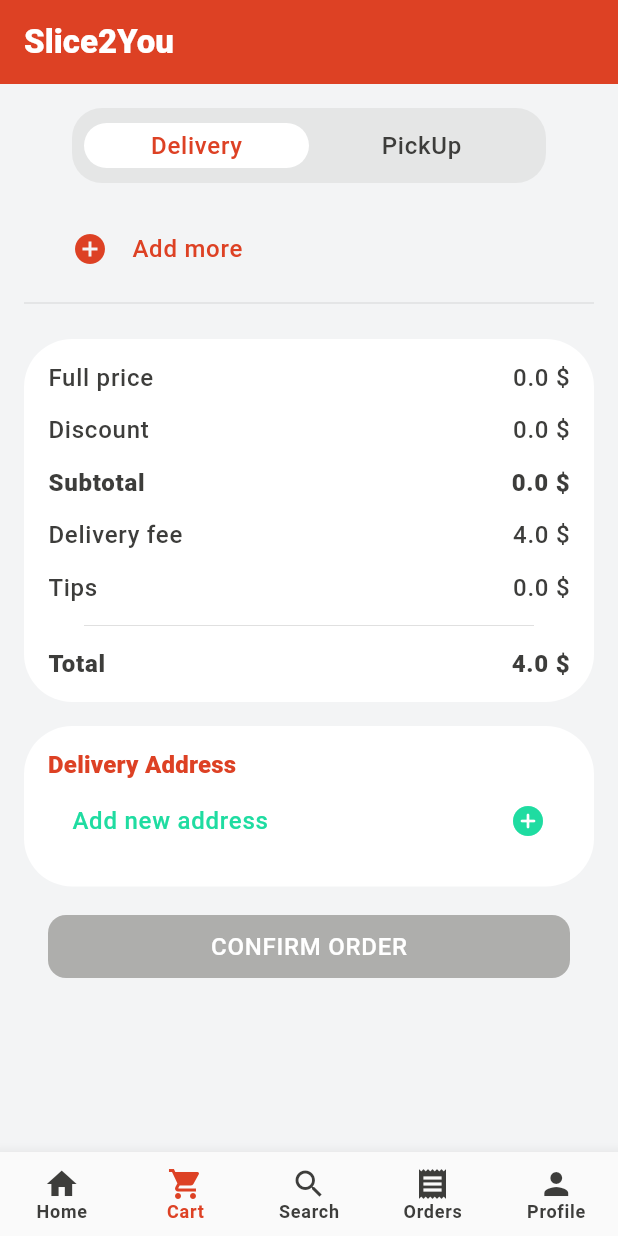
After one commit to Proiect-Colectiv-Pizza-Delivery/pizza_app, a Flutter app: the screen it shows after launch, item 2 of the bottom bar chosen, on a phone screen of 412 x 824 dp. The commit adds this screen. Run offline on Flutter 3.47's test engine with Material 2 defaults, Android fonts, the phone set to English and light mode, and no system bars; our stand-ins replace bloc, equatable, flutter_bloc, flutter_svg, google_fonts, input_quantity and 1 more.

Commit message:
added cart ui

```diff
--- a/lib/common/widgets/text_input_field.dart
+++ b/lib/common/widgets/text_input_field.dart
@@ -6,6 +6,7 @@ class TextInputField extends StatefulWidget {
   final String? labelText;
   final String? hintText;
   final bool isPasswordField;
+  final bool enabled;
   final FormFieldValidator<String>? validator;
   final TextEditingController? controller;
   final TextInputType? keyboardType;
@@ -23,6 +24,7 @@ class TextInputField extends StatefulWidget {
       {Key? key,
       this.labelText,
       this.hintText,
+        this.enabled = true,
       this.isPasswordField = false,
       this.keyboardType,
       this.textInputAction,
@@ -69,6 +71,7 @@ class _TextInputFieldState extends State<TextInputField> {
             ),
           ),
         TextFormField(
+          enabled: widget.enabled,
           inputFormatters: [
             LengthLimitingTextInputFormatter(widget.characterLimit),
             //disable space key
--- /dev/null
+++ b/lib/features/user/cart/bloc/cart_bloc.dart
@@ -0,0 +1,43 @@
+import 'dart:async';
+
+import 'package:bloc/bloc.dart';
+import 'package:equatable/equatable.dart';
+import 'package:pizza_app/data/domain/pizza.dart';
+
+part 'cart_event.dart';
+part 'cart_state.dart';
+
+class CartBloc extends Bloc<CartEvent, CartState> {
+  CartBloc() : super(const CartInitial({}, {})) {
+    on<AddToCart>(_onAddToCart);
+    on<RemoveFromCart>(_onRemoveFromCart);
+    on<AddAddress>(_onAddAddress);
+  }
+
+  FutureOr<void> _onAddToCart(AddToCart event, Emitter<CartState> emit) {
+    Map<Pizza, int> currentCart = Map.from(state.cartMap);
+    if(currentCart.containsKey(event.pizza)){
+      currentCart[event.pizza] = currentCart[event.pizza]! + event.quantity;
+    } else {
+      currentCart[event.pizza] = event.quantity;
+    }
+    emit(CartLoaded(currentCart, state.address));
+  }
+
+  FutureOr<void> _onRemoveFromCart(RemoveFromCart event, Emitter<CartState> emit) {
+    Map<Pizza, int> currentCart = Map.from(state.cartMap);
+    if(currentCart.containsKey(event.pizza)){
+      currentCart[event.pizza] = currentCart[event.pizza]! - event.quantity;
+      if(currentCart[event.pizza]! < 1){
+        currentCart.remove(event.pizza);
+      }
+    }
+    emit(CartLoaded(currentCart, state.address));
+  }
+
+  FutureOr<void> _onAddAddress(AddAddress event, Emitter<CartState> emit) {
+    Map<String, String> currentAddresses = Map.from(state.address);
+    currentAddresses[event.lineOne] = event.lineTwo;
+    emit(CartLoaded(state.cartMap, currentAddresses));
+  }
+}
--- /dev/null
+++ b/lib/features/user/cart/bloc/cart_event.dart
@@ -0,0 +1,37 @@
+part of 'cart_bloc.dart';
+
+abstract class CartEvent extends Equatable {
+  const CartEvent();
+}
+
+class AddToCart extends CartEvent {
+  final Pizza pizza;
+  final int quantity;
+
+  const AddToCart(this.pizza, this.quantity);
+
+  @override
+  List<Object?> get props => [pizza, quantity];
+}
+
+
+class AddAddress extends CartEvent {
+  final String lineOne;
+  final String lineTwo;
+
+  const AddAddress(this.lineOne, this.lineTwo);
+
+  @override
+  List<Object?> get props => [lineOne, lineTwo];
+}
+
+
+class RemoveFromCart extends CartEvent {
+  final Pizza pizza;
+  final int quantity;
+
+  const RemoveFromCart(this.pizza, this.quantity);
+
+  @override
+  List<Object?> get props => [pizza, quantity];
+}
--- /dev/null
+++ b/lib/features/user/cart/bloc/cart_state.dart
@@ -0,0 +1,23 @@
+part of 'cart_bloc.dart';
+
+abstract class CartState extends Equatable {
+  final Map<Pizza, int> cartMap;
+  final Map<String, String> address;
+
+  const CartState(this.cartMap, this.address);
+
+  @override
+  List<Object?> get props => [cartMap, address];
+}
+
+class CartInitial extends CartState {
+  const CartInitial(super.cartMap, super.address);
+}
+
+class CartLoading extends CartState {
+  const CartLoading(super.cartMap, super.address);
+}
+
+class CartLoaded extends CartState {
+  const CartLoaded(super.cartMap, super.address);
+}
--- /dev/null
+++ b/lib/features/user/cart/cart_screen.dart
@@ -0,0 +1,343 @@
+import 'package:flutter/material.dart';
+import 'package:flutter_bloc/flutter_bloc.dart';
+import 'package:flutter_svg/flutter_svg.dart';
+import 'package:pizza_app/common/theme/colors.dart';
+import 'package:pizza_app/common/theme/text_stylers.dart';
+import 'package:pizza_app/common/widgets/default_button.dart';
+import 'package:pizza_app/common/widgets/rounded_container.dart';
+import 'package:pizza_app/data/domain/pizza.dart';
+import 'package:pizza_app/features/user/cart/add_address_sheet.dart';
+import 'package:pizza_app/features/user/cart/bloc/cart_bloc.dart';
+import 'package:slider_button/slider_button.dart';
+
+class CartScreen extends StatefulWidget {
+  const CartScreen({super.key});
+
+  @override
+  State<CartScreen> createState() => _CartScreenState();
+}
+
+class _CartScreenState extends State<CartScreen> {
+  int pickupMethod = 0;
+  int tips = 0;
+  String? selectedAddress;
+
+  @override
+  Widget build(BuildContext context) {
+    return BlocBuilder<CartBloc, CartState>(builder: (context, state) {
+      int totalPrice = 0;
+      state.cartMap.forEach((key, value) => totalPrice += value * key.price);
+      if (selectedAddress == null) {
+        if (state.address.keys.isNotEmpty) {
+          selectedAddress = state.address.keys.first;
+        }
+      }
+      return SingleChildScrollView(
+        child: Padding(
+          padding: const EdgeInsets.symmetric(horizontal: 16, vertical: 16),
+          child: Column(
+            children: [
+              _methodSelectorSection(),
+              for (Pizza pizza in state.cartMap.keys)
+                ..._cartDeviceTile(
+                  pizza,
+                  state.cartMap[pizza]!,
+                ),
+              _addMoreSection(),
+              const Divider(),
+              Padding(
+                padding: const EdgeInsets.symmetric(vertical: 16),
+                child: _priceSection(totalPrice),
+              ),
+              pickupMethod == 0
+                  ? _deliveryAddressSection(state)
+                  : _pickUpAddressSection(),
+              Padding(
+                padding: const EdgeInsets.all(16),
+                child: DefaultButton(
+                  onPressed: state.cartMap.isNotEmpty && (selectedAddress != null || pickupMethod == 1)
+                      ? () {}
+                      : null,
+                  text: "Confirm Order",
+                ),
+              ),
+            ],
+          ),
+        ),
+      );
+    });
+  }
+
+  Widget _pickUpAddressSection() {
+    return RoundedContainer(
+      hasAllCornersRounded: true,
+      child: Padding(
+        padding: const EdgeInsets.all(16),
+        child: Column(
+          children: [
+            Row(
+              children: [
+                Text(
+                  "Delivery Address",
+                  style: Theme.of(context)
+                      .textTheme
+                      .titleMedium
+                      ?.copyWith(color: AppColors.primary),
+                ),
+              ],
+            ),
+            ListTile(
+              horizontalTitleGap: 0,
+              title: const Text("Strada Paris 18"),
+              trailing: SvgPicture.asset("assets/checked_radio_box.svg"),
+            ),
+          ],
+        ),
+      ),
+    );
+  }
+
+  Widget _deliveryAddressSection(CartState state) {
+    return RoundedContainer(
+      hasAllCornersRounded: true,
+      child: Padding(
+        padding: const EdgeInsets.all(16),
+        child: Column(
+          children: [
+            Row(
+              children: [
+                Text(
+                  "Delivery Address",
+                  style: Theme.of(context)
+                      .textTheme
+                      .titleMedium
+                      ?.copyWith(color: AppColors.primary),
+                ),
+              ],
+            ),
+            for (var address in state.address.keys)
+              ListTile(
+                horizontalTitleGap: 0,
+                title: Text(address),
+                trailing: address == selectedAddress
+                    ? SvgPicture.asset("assets/checked_radio_box.svg")
+                    : SvgPicture.asset("assets/empty_radio_box.svg"),
+                subtitle: state.address[address] != null &&
+                        state.address[address]!.isNotEmpty
+                    ? Text(state.address[address]!)
+                    : null,
+                onTap: () => setState(() {
+                  selectedAddress = address;
+                }),
+              ),
+            Padding(
+              padding: const EdgeInsets.symmetric(vertical: 16, horizontal: 16),
+              child: GestureDetector(
+                onTap: () => AddAddressSheet.showBottomSheet(context),
+                child: Row(
+                  children: [
+                    Text(
+                      "Add new address",
+                      style: Theme.of(context)
+                          .textTheme
+                          .bodyLarge
+                          ?.copyWith(color: AppColors.green),
+                    ),
+                    const Spacer(),
+                    const Icon(
+                      Icons.add_circle_rounded,
+                      color: AppColors.green,
+                    )
+                  ],
+                ),
+              ),
+            ),
+          ],
+        ),
+      ),
+    );
+  }
+
+  Widget _priceSection(int totalPrice) {
+    return RoundedContainer(
+      color: AppColors.white,
+      hasAllCornersRounded: true,
+      child: Padding(
+        padding: const EdgeInsets.symmetric(vertical: 8),
+        child: Column(
+          children: [
+            priceRow("Full price", totalPrice * 1.3),
+            priceRow("Discount", totalPrice * 0.3),
+            priceRow("Subtotal", totalPrice.toDouble(),
+                fontWeight: FontWeight.w800),
+            if (pickupMethod == 0) priceRow("Delivery fee", 4),
+            priceRow("Tips", tips.toDouble()),
+            const Divider(
+              indent: 40,
+              endIndent: 40,
+            ),
+            priceRow("Total", (totalPrice + tips + (pickupMethod == 0 ? 4 : 0)),
+                fontWeight: FontWeight.w800),
+          ],
+        ),
+      ),
+    );
+  }
+
+  Widget _addMoreSection() {
+    return Padding(
+      padding: const EdgeInsets.symmetric(horizontal: 16, vertical: 16),
+      child: Row(children: [
+        const Padding(
+          padding: EdgeInsets.symmetric(horizontal: 16),
+          child: Icon(
+            Icons.add_circle_outlined,
+            color: AppColors.primary,
+          ),
+        ),
+        Text(
+          "Add more",
+          style: Theme.of(context)
+              .textTheme
+              .bodyLarge
+              ?.copyWith(color: AppColors.primary),
+        ),
+      ]),
+    );
+  }
+
+  Widget priceRow(String text, double price, {FontWeight? fontWeight}) {
+    return Padding(
+      padding: const EdgeInsets.symmetric(horizontal: 16, vertical: 8),
+      child: Row(children: [
+        Text(
+          text,
+          style: Theme.of(context)
+              .textTheme
+              .bodyLarge
+              ?.copyWith(fontWeight: fontWeight),
+        ),
+        const Spacer(),
+        Text(
+          "${price.toStringAsFixed(1)} \$",
+          style: Theme.of(context)
+              .textTheme
+              .bodyLarge
+              ?.copyWith(fontWeight: fontWeight),
+        ),
+      ]),
+    );
+  }
+
+  List<Widget> _cartDeviceTile(Pizza pizza, int quantity) {
+    return [
+      ListTile(
+        leading: ClipRRect(
+          borderRadius: const BorderRadius.all(Radius.circular(8)),
+          child: Image.asset(pizza.imagePath ?? "assets/pizza1.jpg"),
+        ),
+        title: Text(
+          pizza.name,
+          style: Theme.of(context).textTheme.titleSmall,
+          overflow: TextOverflow.ellipsis,
+        ),
+        subtitle: TextStyler.priceSection(context, pizza.price),
+        trailing: _quantityEditor(pizza, quantity),
+      ),
+      const Divider(
+        indent: 5,
+      ),
+    ];
+  }
+
+  Widget _quantityEditor(Pizza pizza, int quantity) {
+    return Container(
+      decoration: BoxDecoration(
+        borderRadius: BorderRadius.circular(30.0),
+        border: Border.all(
+          color: AppColors.tertiary, // Set the border color to black
+          width: 0.5, // Set the border width
+        ),
+      ),
+      child: Row(
+        mainAxisSize: MainAxisSize.min,
+        children: [
+          IconButton(
+              onPressed: () => BlocProvider.of<CartBloc>(context)
+                  .add(RemoveFromCart(pizza, 1)),
+              icon: const Icon(Icons.remove)),
+          Text(
+            quantity.toString(),
+            style: Theme.of(context).textTheme.labelLarge,
+          ),
+          IconButton(
+              onPressed: () =>
+                  BlocProvider.of<CartBloc>(context).add(AddToCart(pizza, 1)),
+              icon: const Icon(Icons.add)),
+        ],
+      ),
+    );
+  }
+
+  Widget _methodSelectorSection() {
+    return Padding(
+      padding: const EdgeInsets.only(bottom: 16, right: 32, left: 32),
+      child: Container(
+        width: MediaQuery.of(context).size.width,
+        height: 50,
+        decoration: BoxDecoration(
+          borderRadius: const BorderRadius.all(
+            Radius.circular(20),
+          ),
+          color: AppColors.tertiary.withOpacity(0.2),
+        ),
+        padding: const EdgeInsets.all(8),
+        child: Row(
+          children: [
+            _methodSelectorButton(
+                "Delivery",
+                pickupMethod == 0,
+                () => setState(() {
+                      pickupMethod = 0;
+                    })),
+            _methodSelectorButton(
+                "PickUp",
+                pickupMethod == 1,
+                () => setState(() {
+                      pickupMethod = 1;
+                    }))
+          ],
+        ),
+      ),
+    );
+  }
+
+  Widget _methodSelectorButton(
+      String text, bool isSelected, void Function() onSelect) {
+    return Expanded(
+      child: GestureDetector(
+        onTap: onSelect,
+        child: Container(
+          padding: const EdgeInsets.all(4),
+          height: 30,
+          decoration: BoxDecoration(
+            borderRadius: const BorderRadius.all(Radius.circular(20)),
+            color: isSelected ? AppColors.white : null,
+          ),
+          child: FittedBox(
+            fit: BoxFit.scaleDown,
+            child: Text(
+              text,
+              style: isSelected
+                  ? Theme.of(context)
+                      .textTheme
+                      .bodyLarge!
+                      .copyWith(color: AppColors.primary)
+                  : Theme.of(context).textTheme.bodyLarge,
+            ),
+          ),
+        ),
+      ),
+    );
+  }
+}
--- a/lib/features/user/user_root_screen.dart
+++ b/lib/features/user/user_root_screen.dart
@@ -1,8 +1,6 @@
 import 'package:pizza_app/common/theme/colors.dart';
-import 'package:pizza_app/features/admin/management/ingredient/ingredient_form.dart';
-import 'package:pizza_app/features/admin/management/pizza/pizza_form.dart';
+import 'package:pizza_app/features/user/cart/cart_screen.dart';
 import 'package:pizza_app/features/user/home/user_home.dart';
-import 'package:pizza_app/profile/profile_sheet.dart';
 import 'package:flutter/material.dart';
 
 class UserRootScreen extends StatefulWidget {
@@ -13,12 +11,16 @@ class UserRootScreen extends StatefulWidget {
 }
 
 class _UserRootScreenState extends State<UserRootScreen> {
-  final List<Widget> _pages = [const UserHomePage()];
+  final List<Widget> _pages = [const UserHomePage(), const CartScreen()];
   int _selectedIndex = 0;
 
   void _onItemTapped(int index) {
     setState(() {
-      _selectedIndex = 0; // Update the selected tab index
+      if(_selectedIndex == 0){
+        _selectedIndex = 1;
+      } else {
+        _selectedIndex = 0;
+      }
     });
   }
 
@@ -27,14 +29,9 @@ class _UserRootScreenState extends State<UserRootScreen> {
     return Scaffold(
       appBar: AppBar(
         backgroundColor: AppColors.primary,
-        title: Row(
+        title: const Row(
           children: [
-            const Text("Slice2You"),
-            const Spacer(),
-            GestureDetector(
-              onTap: () => ProfileSheet.showAsModalBottomSheet(context),
-              child: const Icon(Icons.person),
-            )
+            Text("Slice2You"),
           ],
         ),
       ),
@@ -79,6 +76,7 @@ class _UserRootScreenState extends State<UserRootScreen> {
         showUnselectedLabels: true,
         showSelectedLabels: true,
         currentIndex: _selectedIndex,
+        type: BottomNavigationBarType.fixed,
         onTap: _onItemTapped,
       ),
     );
--- a/lib/main.dart
+++ b/lib/main.dart
@@ -8,7 +8,7 @@ import 'package:flutter/material.dart';
 import 'package:flutter_bloc/flutter_bloc.dart';
 import 'package:pizza_app/features/admin/management/ingredient/ingredient_bloc/ingredient_bloc.dart';
 import 'package:pizza_app/features/admin/management/pizza/pizza_bloc/pizza_bloc.dart';
-import 'package:pizza_app/features/user/home/user_home.dart';
+import 'package:pizza_app/features/user/cart/bloc/cart_bloc.dart';
 import 'package:pizza_app/features/user/user_root_screen.dart';
 
 void main() {
@@ -35,6 +35,8 @@ class MyApp extends StatelessWidget {
           BlocProvider(
               create: (_) => IngredientBloc(_ingredientRepository)
                 ..add(const FetchIngredients())),
+          BlocProvider(
+              create: (_) => CartBloc()),
         ],
         child: MaterialApp(
           title: 'Slice2You',
--- a/pubspec.yaml
+++ b/pubspec.yaml
@@ -39,6 +39,7 @@ dependencies:
   sqflite: ^2.3.0
   path: ^1.8.3
   flutter_svg: ^2.0.9
+  slider_button: ^2.0.0
 
 
   # The following adds the Cupertino Icons font to your application.
```
Also changed, not shown: lib/features/user/cart/add_address_sheet.dart (added, +116 -0 lines), lib/features/user/home/pizza_sheet.dart (+9 -5 lines), 2 other files.
